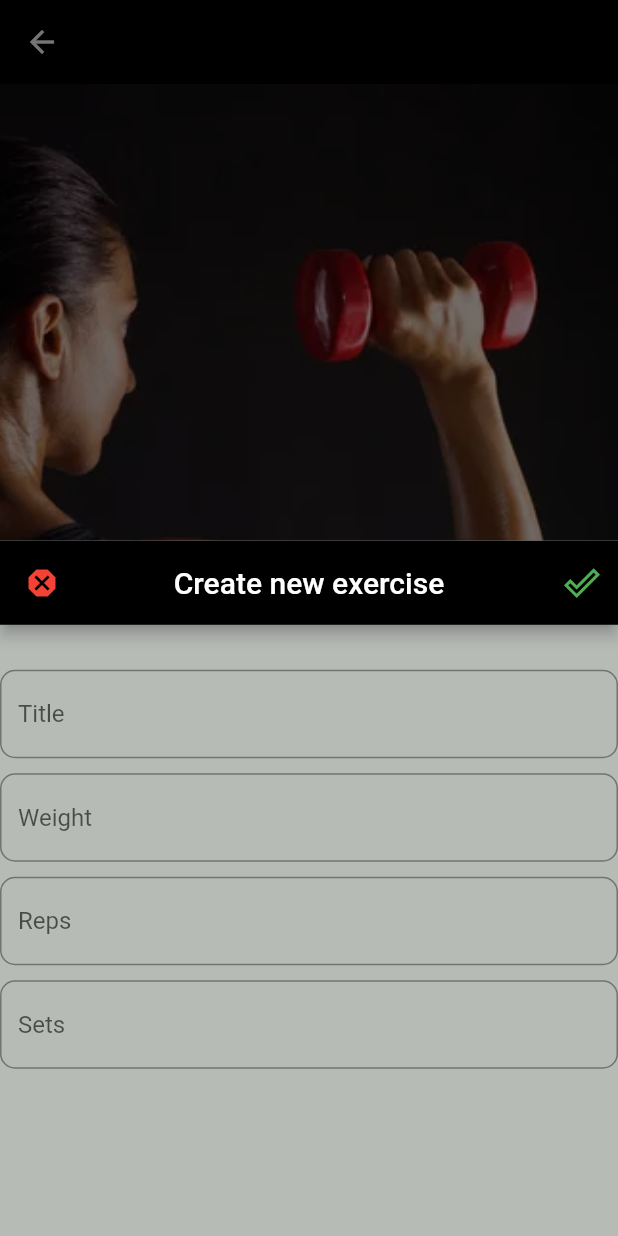
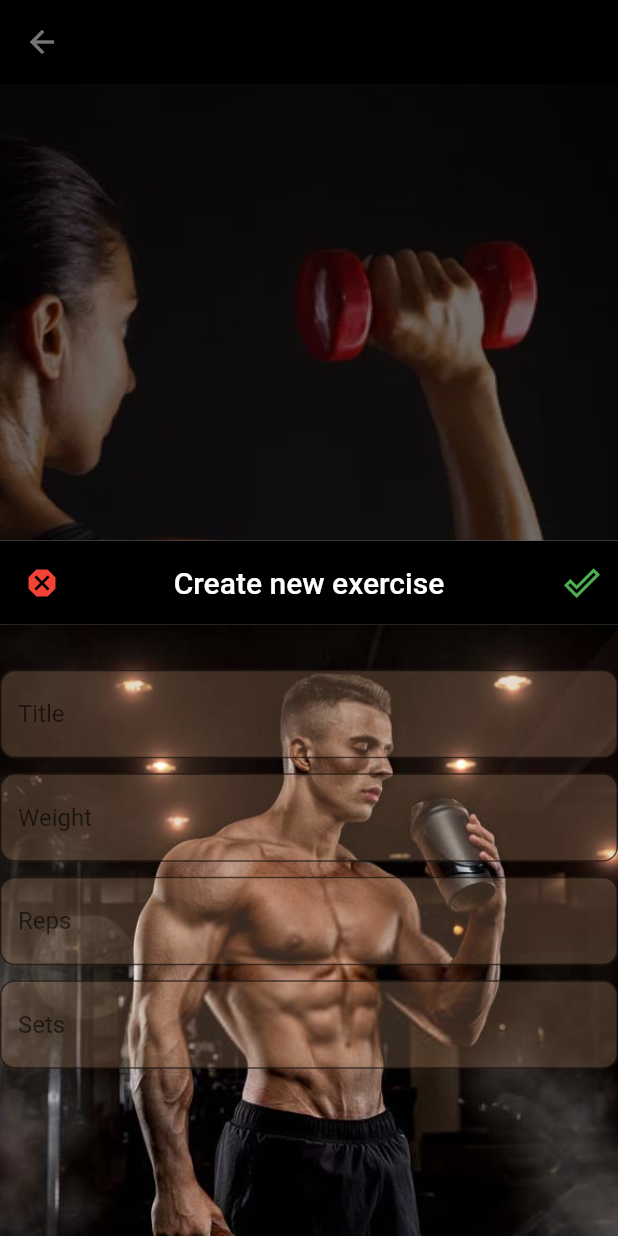
Before and after one commit to karushnikoyan/w, a Flutter app: the ExerciseDisplayScreen screen opened directly, after a tap on the "add circle" icon, on a phone screen of 412 x 824 dp. Run offline on Flutter 3.47's test engine with Material 2 defaults, Android fonts, the phone set to English and light mode, and no system bars; our stand-ins replace bloc, connectivity_plus, device_info_plus, equatable, firebase_core, firebase_remote_config and 3 more; missing offline and left inert: flutter_inappwebview; accounts and stored records are empty.

Commit message:
have been added textfiled colors

```diff
--- a/lib/view/dummy/workout/exercises_screen.dart
+++ b/lib/view/dummy/workout/exercises_screen.dart
@@ -259,7 +259,7 @@ class _ExerciseDisplayScreenState extends State<ExerciseDisplayScreen> {
               }),
         ),
         floatingActionButton: FloatingActionButton(
-          backgroundColor: AppColors.cGreen,
+          backgroundColor: AppColors.cOrange,
           onPressed: () async {
             final result = await showModal(context);
             if (result == null) {
@@ -322,6 +322,14 @@ class _ExerciseDisplayScreenState extends State<ExerciseDisplayScreen> {
             ),
             backgroundColor: AppColors.modalBackground,
             body: SingleChildScrollView(
+              child: Container(
+                height: 430,
+                decoration: BoxDecoration(
+                  image: DecorationImage(
+                      image: AssetImage("assets/boy_drink.png",),
+                      fit: BoxFit.cover),
+
+                ),
                 child: Column(
                   children: [
                     const SizedBox(
@@ -329,7 +337,9 @@ class _ExerciseDisplayScreenState extends State<ExerciseDisplayScreen> {
                     ),
                     TextField(
                       controller: nameController,
+                          style: TextStyle(color: Colors.white60),
                       decoration: InputDecoration(
+                          fillColor: AppColors.cOrange,filled:true,
                           hintText: "Title",
                           border: OutlineInputBorder(
                               borderSide: BorderSide(width: 2.0),
@@ -340,7 +350,10 @@ class _ExerciseDisplayScreenState extends State<ExerciseDisplayScreen> {
                     ),
                     TextField(
                       controller: weightController,
+                      style: TextStyle(color: Colors.white60),
+
                       decoration: InputDecoration(
+                          fillColor: AppColors.cOrange,filled:true,
                           hintText: "Weight",
                           border: OutlineInputBorder(
                               borderSide: BorderSide(width: 2.0),
@@ -351,7 +364,10 @@ class _ExerciseDisplayScreenState extends State<ExerciseDisplayScreen> {
                     ),
                     TextField(
                       controller: repsController,
+                      style: TextStyle(color: Colors.white60),
+
                       decoration: InputDecoration(
+                          fillColor: AppColors.cOrange,filled:true,
                           hintText: "Reps",
                           border: OutlineInputBorder(
                               borderSide: BorderSide(width: 2.0),
@@ -362,7 +378,10 @@ class _ExerciseDisplayScreenState extends State<ExerciseDisplayScreen> {
                     ),
                     TextField(
                       controller: setsController,
+                      style: TextStyle(color: Colors.white60),
+
                       decoration: InputDecoration(
+                          fillColor: AppColors.cOrange,filled:true,
                           hintText: "Sets",
                           border: OutlineInputBorder(
                               borderSide: BorderSide(width: 2.0),
@@ -371,6 +390,7 @@ class _ExerciseDisplayScreenState extends State<ExerciseDisplayScreen> {
                   ],
                 ),
               ),
+            ),
           );
         });
   }
```
Lines whose indentation alone changed are shown as unchanged.
